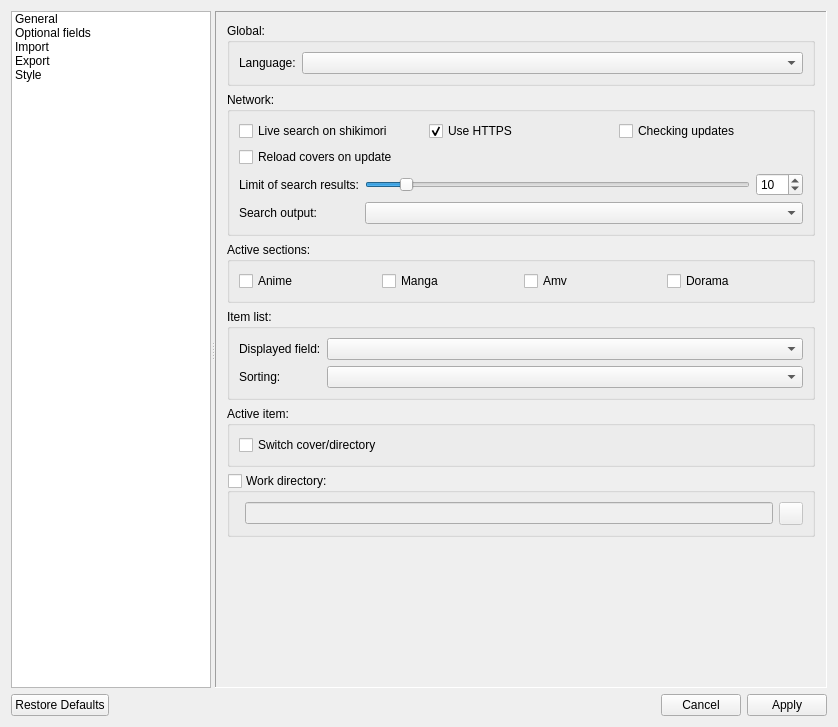
Above: DatabaseAnime/settings.ui from LibertaSoft/DatabaseAnime before the change. Below: the same form after it.
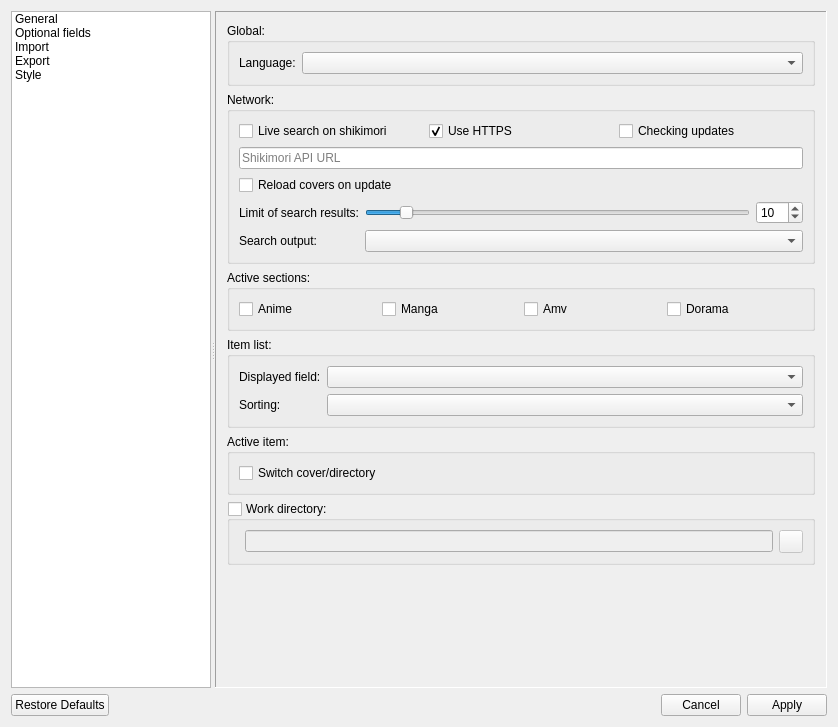
That is the form after the change. Icons and pictures are not drawn. Custom widgets are drawn as their Qt base class.

Commit message: Added new settings for change shikimori API URL

```diff
--- a/DatabaseAnime/settings.ui
+++ b/DatabaseAnime/settings.ui
@@ -146,7 +146,7 @@
              <x>0</x>
              <y>0</y>
              <width>610</width>
-             <height>669</height>
+             <height>672</height>
             </rect>
            </property>
            <layout class="QVBoxLayout" name="verticalLayout_4">
@@ -215,6 +215,13 @@
                  </item>
                 </layout>
                </item>
+               <item>
+                <widget class="QLineEdit" name="LineEdit_ShikimiriApiURL">
+                 <property name="placeholderText">
+                  <string>Shikimori API URL</string>
+                 </property>
+                </widget>
+               </item>
                <item>
                 <layout class="QFormLayout" name="formLayout_7">
                  <property name="topMargin">
```
Left out of the diff: 12 changed lines with no effect on the pictures. The commit also changes 5 other files.
